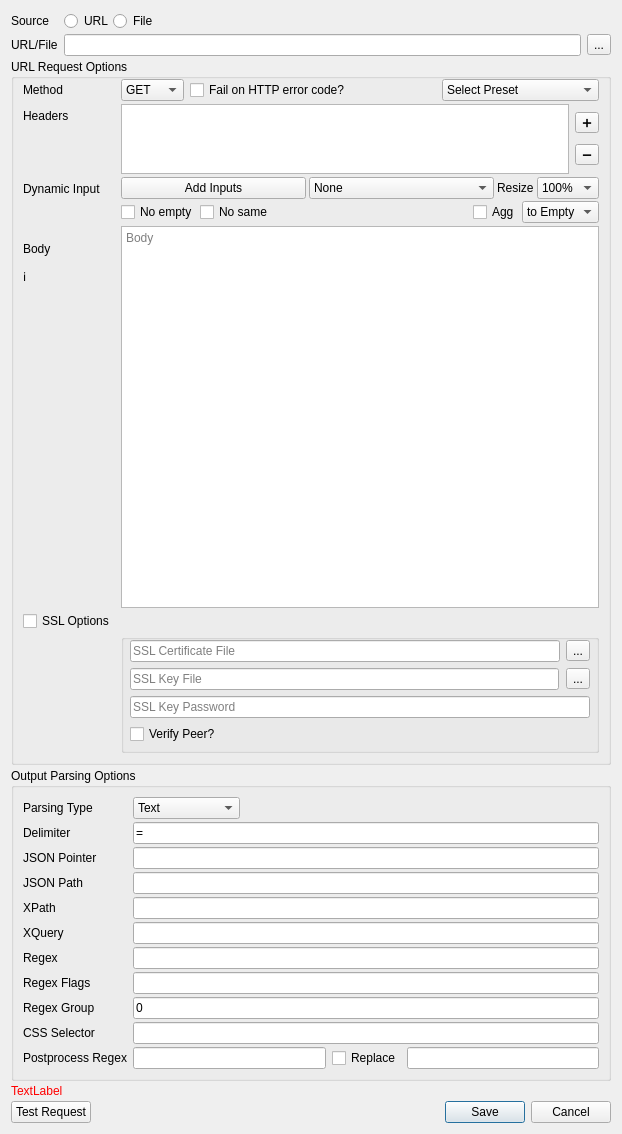
Before: the Qt Designer form src/ui/requestbuilder.ui in locaal-ai/obs-urlsource, drawn with Qt 5.
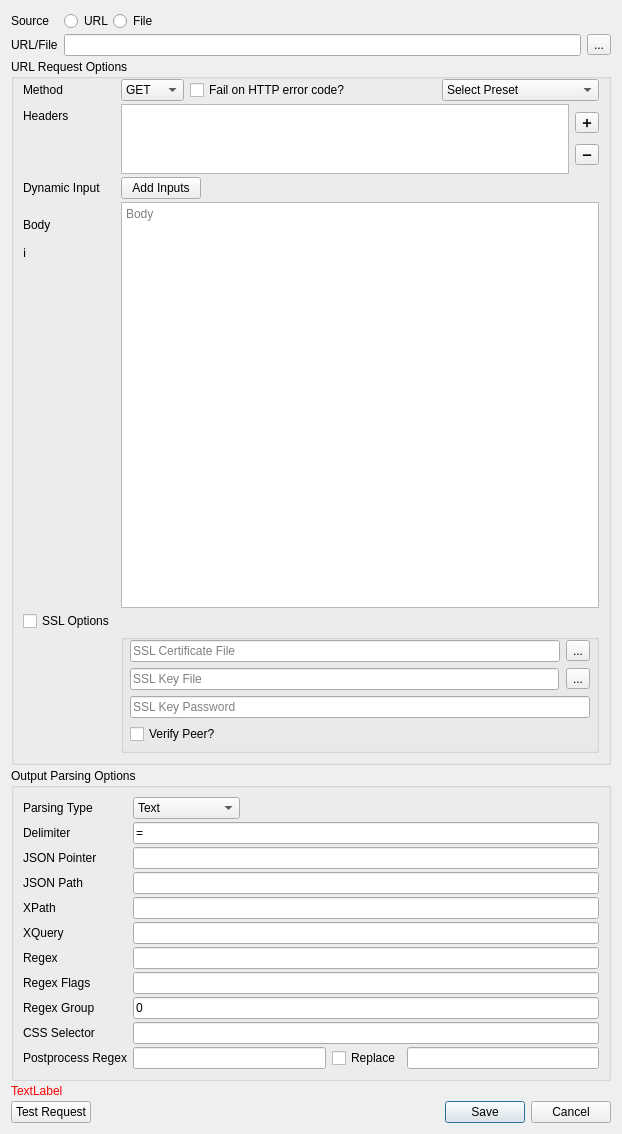
After: the same form once the commit is applied.

Commit message: Add data for inputs

```diff
--- a/src/ui/requestbuilder.ui
+++ b/src/ui/requestbuilder.ui
@@ -367,210 +367,13 @@
        </widget>
       </item>
       <item row="7" column="1">
-       <widget class="QWidget" name="widget_6" native="true">
-        <layout class="QVBoxLayout" name="verticalLayout_4">
-         <property name="spacing">
-          <number>2</number>
-         </property>
-         <property name="leftMargin">
-          <number>0</number>
-         </property>
-         <property name="topMargin">
-          <number>0</number>
-         </property>
-         <property name="rightMargin">
-          <number>0</number>
-         </property>
-         <property name="bottomMargin">
-          <number>0</number>
-         </property>
-         <item>
-          <widget class="QWidget" name="widget_8" native="true">
-           <layout class="QHBoxLayout" name="horizontalLayout_4">
-            <property name="spacing">
-             <number>3</number>
-            </property>
-            <property name="leftMargin">
-             <number>0</number>
-            </property>
-            <property name="topMargin">
-             <number>0</number>
-            </property>
-            <property name="rightMargin">
-             <number>0</number>
-            </property>
-            <property name="bottomMargin">
-             <number>0</number>
-            </property>
-            <item>
-             <widget class="QPushButton" name="pushButton_addInputs">
-              <property name="text">
-               <string>Add Inputs</string>
-              </property>
-             </widget>
-            </item>
-            <item>
-             <widget class="QComboBox" name="obsTextSourceComboBox">
-              <property name="toolTip">
-               <string>&quot;Select a OBS text source to use its current text in the querystring or request body as `{{input}}` or `{{imageb64}}`.&quot;</string>
-              </property>
-              <item>
-               <property name="text">
-                <string>None</string>
-               </property>
-              </item>
-             </widget>
-            </item>
-            <item>
-             <widget class="QLabel" name="label_resizeInput">
-              <property name="sizePolicy">
-               <sizepolicy hsizetype="Fixed" vsizetype="Preferred">
-                <horstretch>0</horstretch>
-                <verstretch>0</verstretch>
-               </sizepolicy>
-              </property>
-              <property name="text">
-               <string>Resize</string>
-              </property>
-             </widget>
-            </item>
-            <item>
-             <widget class="QComboBox" name="comboBox_resizeInput">
-              <property name="sizePolicy">
-               <sizepolicy hsizetype="Fixed" vsizetype="Fixed">
-                <horstretch>0</horstretch>
-                <verstretch>0</verstretch>
-               </sizepolicy>
-              </property>
-              <item>
-               <property name="text">
-                <string>100%</string>
-               </property>
-              </item>
-              <item>
-               <property name="text">
-                <string>50%</string>
-               </property>
-              </item>
-              <item>
-               <property name="text">
-                <string>25%</string>
-               </property>
-              </item>
-              <item>
-               <property name="text">
-                <string>10%</string>
-               </property>
-              </item>
-              <item>
-               <property name="text">
-                <string>5%</string>
-               </property>
-              </item>
-             </widget>
-            </item>
-           </layout>
-          </widget>
-         </item>
-         <item>
-          <widget class="QWidget" name="widget_inputValueOptions" native="true">
-           <layout class="QHBoxLayout" name="horizontalLayout_8">
-            <property name="spacing">
-             <number>2</number>
-            </property>
-            <property name="leftMargin">
-             <number>0</number>
-            </property>
-            <property name="topMargin">
-             <number>0</number>
-            </property>
-            <property name="rightMargin">
-             <number>0</number>
-            </property>
-            <property name="bottomMargin">
-             <number>0</number>
-            </property>
-            <item>
-             <widget class="QCheckBox" name="obsTextSourceEnabledCheckBox">
-              <property name="text">
-               <string>No empty</string>
-              </property>
-             </widget>
-            </item>
-            <item>
-             <widget class="QCheckBox" name="obsTextSourceSkipSameCheckBox">
-              <property name="text">
-               <string>No same</string>
-              </property>
-             </widget>
-            </item>
-            <item>
-             <spacer name="horizontalSpacer_2">
-              <property name="orientation">
-               <enum>Qt::Horizontal</enum>
-              </property>
-              <property name="sizeHint" stdset="0">
-               <size>
-                <width>40</width>
-                <height>20</height>
-               </size>
-              </property>
-             </spacer>
-            </item>
-            <item>
-             <widget class="QCheckBox" name="aggToTarget">
-              <property name="toolTip">
-               <string>Aggregate the input until empty is found, then use the aggregate value for the request.</string>
-              </property>
-              <property name="text">
-               <string>Agg</string>
-              </property>
-             </widget>
-            </item>
-            <item>
-             <widget class="QComboBox" name="comboBox_aggTarget">
-              <property name="currentText">
-               <string>to Empty</string>
-              </property>
-              <item>
-               <property name="text">
-                <string>to Empty</string>
-               </property>
-              </item>
-              <item>
-               <property name="text">
-                <string>for 30s</string>
-               </property>
-              </item>
-              <item>
-               <property name="text">
-                <string>for 1m</string>
-               </property>
-              </item>
-              <item>
-               <property name="text">
-                <string>for 2m</string>
-               </property>
-              </item>
-              <item>
-               <property name="text">
-                <string>for 5m</string>
-               </property>
-              </item>
-              <item>
-               <property name="text">
-                <string>for 10m</string>
-               </property>
-              </item>
-             </widget>
-            </item>
-           </layout>
-          </widget>
-         </item>
-        </layout>
+       <widget class="QPushButton" name="pushButton_addInputs">
+        <property name="text">
+         <string>Add Inputs</string>
+        </property>
        </widget>
       </item>
-      <item row="9" column="0">
+      <item row="10" column="0">
        <widget class="QLabel" name="label_16">
         <property name="toolTip">
          <string>&lt;html&gt;&lt;head/&gt;&lt;body&gt;&lt;p&gt;Available functions: (for URL field above as well)&lt;/p&gt;&lt;p&gt;- {{input}} : The dynamic input&lt;/p&gt;&lt;p&gt;- {{strftime(&amp;lt;format&amp;gt;, &amp;lt;utc? true/false&amp;gt;)}} : Add a formatted time&lt;/p&gt;&lt;p&gt;- {{urlencode(var)}} : URL Encoded input&lt;/p&gt;&lt;p&gt;- {{imageb64}} : Base64 encoded image input&lt;/p&gt;&lt;p&gt;- {{seq}} : Sequential counter for requests&lt;/p&gt;&lt;/body&gt;&lt;/html&gt;</string>
@@ -580,7 +383,7 @@
         </property>
        </widget>
       </item>
-      <item row="9" column="1">
+      <item row="10" column="1">
        <widget class="QTextEdit" name="bodyTextEdit">
         <property name="acceptRichText">
          <bool>false</bool>
@@ -590,21 +393,21 @@
         </property>
        </widget>
       </item>
-      <item row="10" column="0">
+      <item row="11" column="0">
        <widget class="QCheckBox" name="sslOptionsCheckbox">
         <property name="text">
          <string>SSL Options</string>
         </property>
        </widget>
       </item>
-      <item row="11" column="0">
+      <item row="12" column="0">
        <widget class="QLabel" name="label_6">
         <property name="text">
          <string/>
         </property>
        </widget>
       </item>
-      <item row="11" column="1">
+      <item row="12" column="1">
        <widget class="QGroupBox" name="sslOptionsGroup">
         <property name="title">
          <string/>
```
The commit also changes 4 other files.
